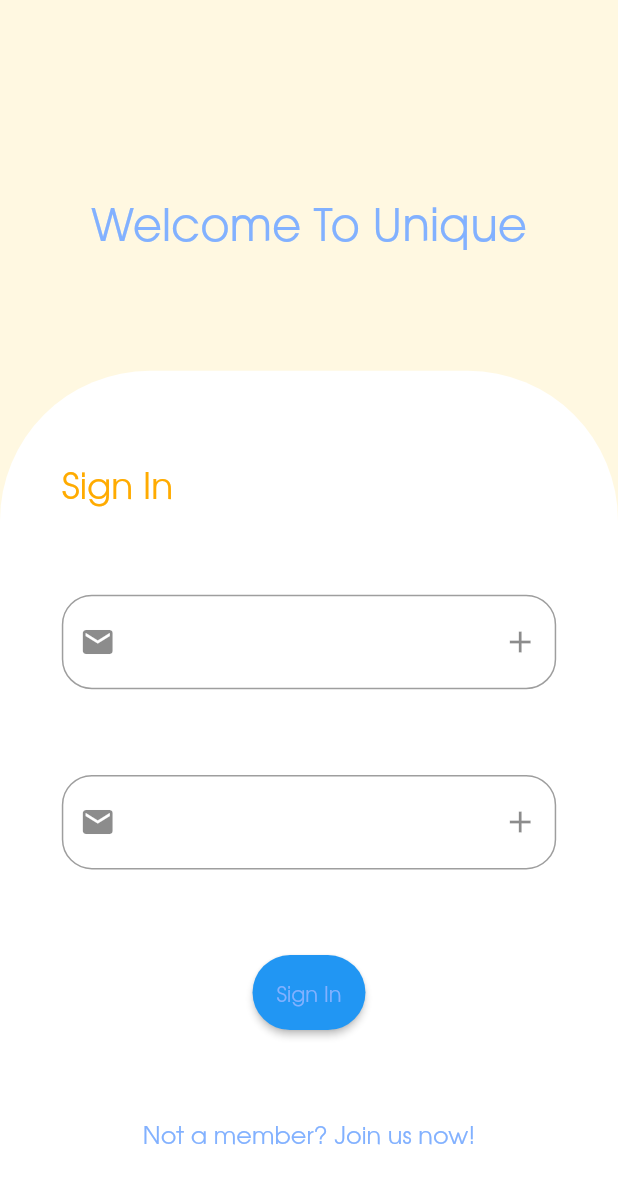
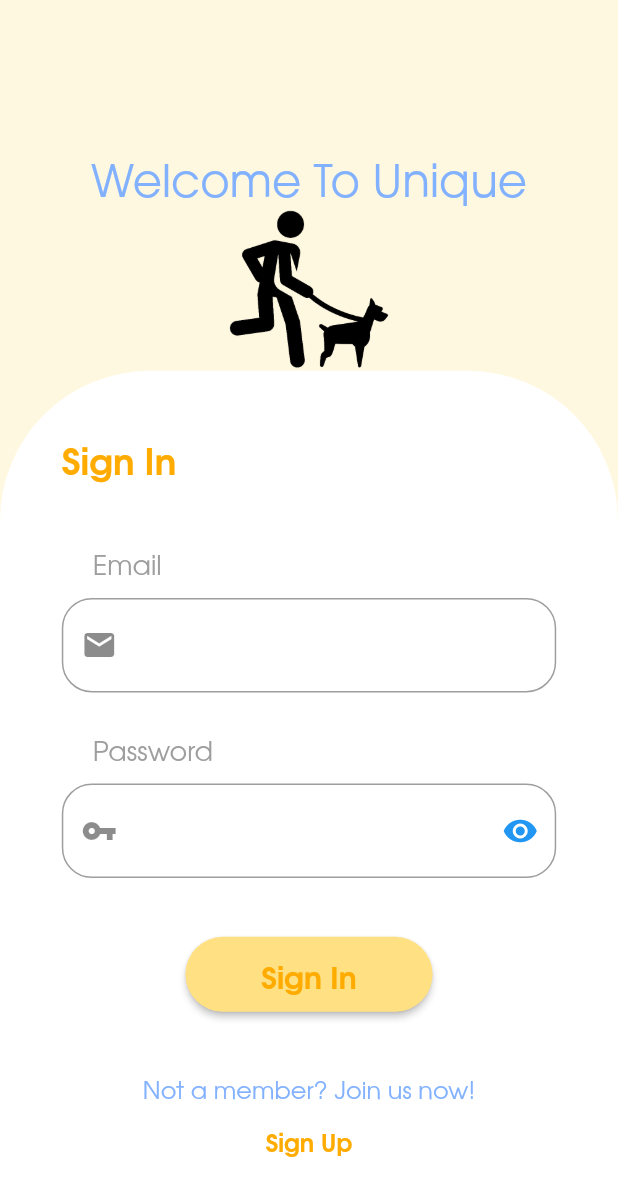
Before and after one commit to ecehavanci/unique_version2, a Flutter app: the screen it shows after launch, on a phone screen of 412 x 824 dp. Shown: the top 1196 px of the screen. Run offline on Flutter 3.47's test engine with Material 2 defaults, Android fonts, the phone set to English and light mode, and no system bars.

Commit message:
sign in page ui design completed

```diff
--- a/lib/auth/landing.dart
+++ b/lib/auth/landing.dart
@@ -1,19 +1,28 @@
 import 'package:flutter/material.dart';
+import 'package:unique_version2/widgets/custom_text_button.dart';
 import 'package:unique_version2/widgets/custom_text_input.dart';
 import 'package:unique_version2/widgets/sign_in_button.dart';
 import '../colors.dart';
 
-class LandingPage extends StatelessWidget {
+class LandingPage extends StatefulWidget {
   const LandingPage({Key? key}) : super(key: key);
 
   @override
+  _LandingPageState createState() => _LandingPageState();
+}
+
+class _LandingPageState extends State<LandingPage> {
+  bool isKeyOpen = false;
+  TextEditingController mailController = new TextEditingController();
+  TextEditingController passwordController = new TextEditingController();
+
+  @override
   Widget build(BuildContext context) {
-    TextEditingController mailController = new TextEditingController();
-    TextEditingController passwordController = new TextEditingController();
     final textTheme = Theme.of(context).textTheme;
     final height = MediaQuery.of(context).size.height;
     final width = MediaQuery.of(context).size.width;
     final themeData = Theme.of(context).backgroundColor;
+
     return Scaffold(
       body: Container(
         color: themeData,
@@ -27,8 +36,14 @@ class LandingPage extends StatelessWidget {
                   Text(
                     "Welcome To Unique",
                     style: textTheme.subtitle1!.copyWith(fontSize: 30),
+                  ),Container(
+                    child: Image(
+                      width: width*0.45,
+                      image: AssetImage('asset/human_pet.png'),
+                      fit: BoxFit.fill, //fill type of image inside aspectRatio
+                    ),
                   ),
-                  Spacer(flex: 2),
+                  //Spacer(flex: 2),
                   Container(
                     width: width,
                     height: height * 0.70,
@@ -49,26 +64,52 @@ class LandingPage extends StatelessWidget {
                             ),
                             child: Text(
                               "Sign In",
-                              style: textTheme.bodyText1!.copyWith(fontSize: 24),
+                              style: textTheme.bodyText1!.copyWith(fontWeight: FontWeight.bold, fontSize: 24),
                             ),
                           ),
                         ),
                         Spacer(
                           flex: 1,
                         ),
+                        Align(
+                          alignment: Alignment.bottomLeft,
+                          child: Padding(
+                            padding: EdgeInsets.only(left: width * 0.15, bottom: 10),
+                            child: Text(
+                              "Email",
+                              style: textTheme.headline4!.copyWith(
+                                color: AppColors.mediumGray,
+                              ),
+                            ),
+                          ),
+                        ),
                         Padding(
                           padding: EdgeInsets.only(
                             left: width * 0.1,
                             right: width * 0.1,
+                            bottom: height * 0.03,
                           ),
                           child: CustomTextInput(
                             label: 'email',
                             controller: mailController,
                             keyboardType: TextInputType.emailAddress,
+                            prefixIcon: Padding(
+                              padding: const EdgeInsets.only(right: 10),
+                              child: Icon(Icons.email),
+                            ),
                           ),
                         ),
-                        Spacer(
-                          flex: 1,
+                        Align(
+                          alignment: Alignment.bottomLeft,
+                          child: Padding(
+                            padding: EdgeInsets.only(left: width * 0.15, bottom: 10),
+                            child: Text(
+                              "Password",
+                              style: textTheme.headline4!.copyWith(
+                                color: AppColors.mediumGray,
+                              ),
+                            ),
+                          ),
                         ),
                         Padding(
                           padding: EdgeInsets.only(
@@ -77,8 +118,26 @@ class LandingPage extends StatelessWidget {
                           ),
                           child: CustomTextInput(
                             label: 'password',
-                            controller: mailController,
+                            controller: passwordController,
                             keyboardType: TextInputType.visiblePassword,
+                            prefixIcon: Padding(padding: EdgeInsets.only(right: 10), child: Icon(Icons.vpn_key)),
+                            suffixIcon: IconButton(
+                              icon: isKeyOpen
+                                  ? Icon(
+                                      Icons.remove_red_eye,
+                                      color: Colors.grey,
+                                    )
+                                  : Icon(
+                                      Icons.remove_red_eye,
+                                      color: Colors.blue,
+                                    ),
+                              onPressed: () {
+                                print(isKeyOpen);
+                                setState(() {
+                                  isKeyOpen = !isKeyOpen;
+                                });
+                              },
+                            ),
                           ),
                         ),
                         Spacer(
@@ -86,6 +145,17 @@ class LandingPage extends StatelessWidget {
                         ),
                         SignInButton(
                           title: "Sign In",
+                          width: width * 0.40,
+                          height: 50,
+                          onPressed: () {
+                            print("go to home page");
+                          },
+                          color: AppColors.yellow,
+                          textStyle: textTheme.button!.copyWith(
+                            color: AppColors.orange,
+                            fontSize: 20,
+                            fontWeight: FontWeight.bold,
+                          ),
                         ),
                         Spacer(
                           flex: 1,
@@ -94,7 +164,16 @@ class LandingPage extends StatelessWidget {
                           "Not a member? Join us now!",
                           style: textTheme.subtitle1,
                         ),
-                        Spacer(flex: 1,)
+                        CustomTextButton(
+                          title: "Sign Up",
+                          style: textTheme.subtitle1!.copyWith(color: AppColors.orange, fontWeight: FontWeight.bold),
+                          onPressed: () {
+                            print("go to sign up page");
+                          },
+                        ),
+                        Spacer(
+                          flex: 1,
+                        )
                       ],
                     ),
                   ),
--- a/lib/colors.dart
+++ b/lib/colors.dart
@@ -9,7 +9,7 @@ class AppColors{
   static const lightblue =  Color(0xFF82b1ff);
   static const darkBlue = Color(0xff1F2833);
   static const Color white = Color(0xffFFFFFF);
-  static const Color mediumGray = Color.fromRGBO(255, 255, 255, 0.15);
+  static const Color mediumGray = Colors.grey;
   static const Color mediumGrayDark = Color.fromRGBO(255, 255, 255, 0.05);
   static const Color mediumGrayLight = Color.fromRGBO(255, 255, 255, 0.2);
 
--- /dev/null
+++ b/lib/widgets/custom_text_button.dart
@@ -0,0 +1,16 @@
+import 'package:flutter/material.dart';
+import 'package:flutter/widgets.dart';
+
+class CustomTextButton extends StatelessWidget {
+  final void Function() onPressed;
+  final String title;
+  final TextStyle? style;
+
+  const CustomTextButton({Key? key, required this.onPressed, required this.title, this.style})
+      : super(key: key);
+
+  @override
+  Widget build(BuildContext context) {
+    return TextButton(onPressed: onPressed, child: Text(title, style: style));
+  }
+}
--- a/lib/widgets/custom_text_input.dart
+++ b/lib/widgets/custom_text_input.dart
@@ -37,13 +37,16 @@ class CustomTextInput extends StatelessWidget {
       controller: controller,
       autocorrect: true,
       maxLines: 1,
-      decoration: const InputDecoration(
-        border: OutlineInputBorder(borderRadius: BorderRadius.all( Radius.circular(20))),
-        hintText: "hint",
+      decoration: InputDecoration(
+        border: OutlineInputBorder(borderRadius: BorderRadius.all(Radius.circular(20))),
+        hintText: hint,
         hintStyle: TextStyle(color: AppColors.mediumGrayLight),
         //errorText: errorText,
-        prefixIcon: Icon(Icons.email),
-        suffixIcon: Icon(Icons.add),
+        prefixIcon: Padding(
+          padding: const EdgeInsetsDirectional.only(start: 12.0),
+          child: prefixIcon,
+        ),
+        suffixIcon: suffixIcon,
         //labelText: label,
       ),
     );
--- a/lib/widgets/sign_in_button.dart
+++ b/lib/widgets/sign_in_button.dart
@@ -10,9 +10,11 @@ class SignInButton extends StatelessWidget {
   final double? borderWidth;
   final double? height;
   final double? width;
+  final void Function() onPressed;
+  final TextStyle textStyle;
 
-  const SignInButton(
-      {Key? key,
+  const SignInButton({
+    Key? key,
     required this.title,
     this.color,
     this.textColor,
@@ -20,17 +22,22 @@ class SignInButton extends StatelessWidget {
     this.elevation,
     this.borderWidth: 8,
     this.height,
-      this.width})
-      : super(key: key);
+    this.width,
+    required this.onPressed,
+    required this.textStyle,
+  }) : super(key: key);
 
   @override
   Widget build(BuildContext context) {
     final textTheme = Theme.of(context).textTheme;
-    return ElevatedButton(
-      onPressed: () {},
+    return SizedBox(
+      width: width,
+      height: height,
+      child: ElevatedButton(
+        onPressed: onPressed,
         style: ElevatedButton.styleFrom(
-        minimumSize: Size(width ?? 50, height ?? 50),
-        onPrimary: color ?? AppColors.lightblue,
+          //minimumSize: Size(50, height ?? 50),
+          primary: color ?? AppColors.lightblue,
           elevation: elevation,
           //side: BorderSide(width: borderWidth ?? 0),
           shape: RoundedRectangleBorder(
@@ -39,7 +46,8 @@ class SignInButton extends StatelessWidget {
         ),
         child: Text(
           title,
-        style: textTheme.button!.copyWith(color: textColor ?? AppColors.lightblue),
+          style: textStyle,
+        ),
       ),
     );
   }
--- a/pubspec.yaml
+++ b/pubspec.yaml
@@ -43,7 +43,9 @@ flutter:
   # included with your application, so that you can use the icons in
   # the material Icons class.
   uses-material-design: true
-
+  assets:
+    - asset/sign_in_back.jpg
+    - asset/human_pet.png
   # To add assets to your application, add an assets section, like this:
   # assets:
   #   - images/a_dot_burr.jpeg
```
Also changed, not shown: asset/human_pet.png (added), asset/sign_in_back.jpg (added). Lines whose indentation alone changed are shown as unchanged.
